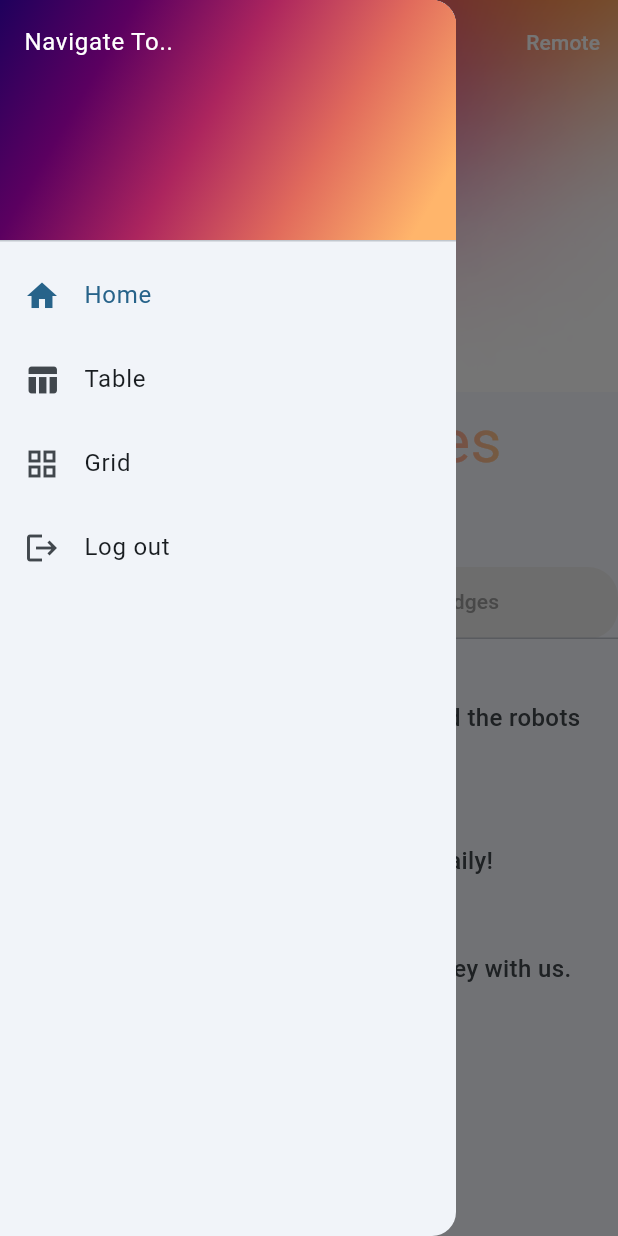
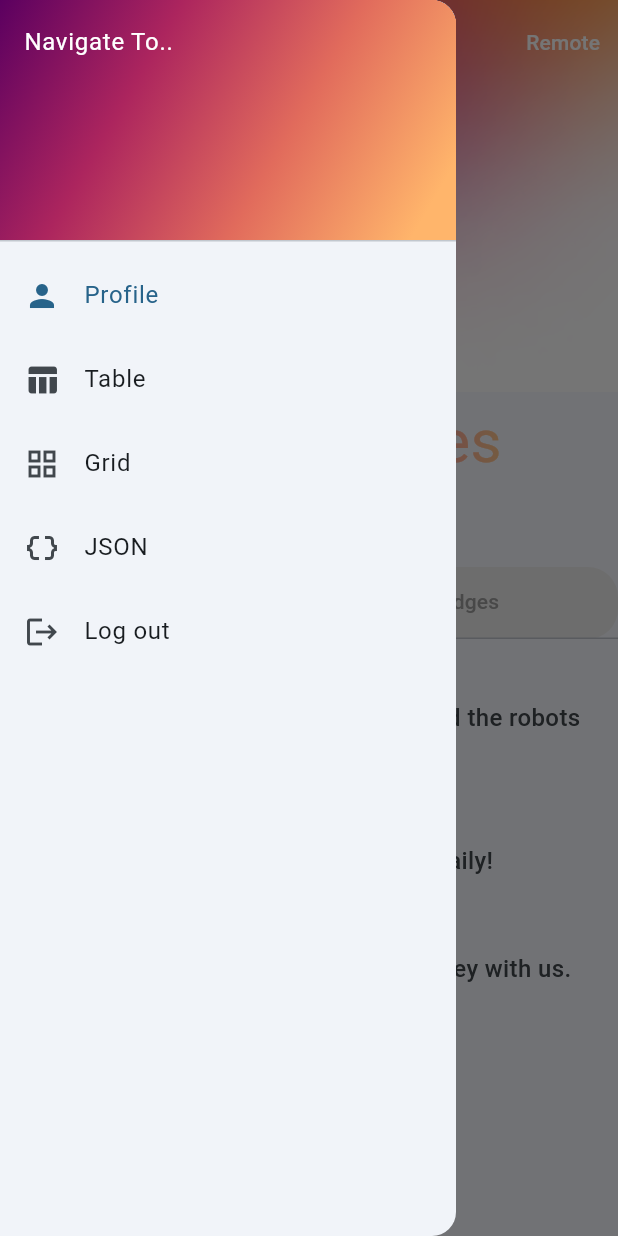
Before and after one commit to HydroRaptor/profile_remote_control, a Flutter app: the MyHomePage screen opened directly with empty values, with the side drawer open, on a phone screen of 412 x 824 dp. Run offline on Flutter 3.47's test engine with Material 3 defaults, Android fonts, the phone set to English and light mode, and no system bars; drawn by our look-alikes of simple_gradient_text; missing offline and left inert: flutter_joystick.

Commit message:
JSON now Working as intended

```diff
--- a/lib/Grid.dart
+++ b/lib/Grid.dart
@@ -17,7 +17,7 @@ class GridViewExampleApp extends StatelessWidget {
             padding: const EdgeInsets.all(12.0),
             gridDelegate: CustomGridDelegate(dimension: 240.0),
             // Try uncommenting some of these properties to see the effect on the grid:
-            // itemCount: 20, // The default is that the number of grid tiles is infinite.
+            itemCount: 30, // The default is that the number of grid tiles is infinite.
             // scrollDirection: Axis.horizontal, // The default is vertical.
             // reverse: true, // The default is false, going down (or left to right).
             itemBuilder: (BuildContext context, int index) {
--- a/lib/drawer.dart
+++ b/lib/myprofilewdrawer.dart
@@ -1,8 +1,8 @@
 import 'package:flutter/material.dart';
 // import 'package:flutter/widgets.dart';
-import 'package:profile_remote_control/Grid.dart';
+import 'package:profile_remote_control/grid.dart';
+import 'package:profile_remote_control/json.dart';
 import 'package:profile_remote_control/main.dart';
-// import 'package:flutter/widgets.dart';
 import 'package:profile_remote_control/remoteCtrl.dart';
 import 'package:profile_remote_control/table.dart';
 import 'package:simple_gradient_text/simple_gradient_text.dart';
@@ -10,13 +10,36 @@ import 'package:simple_gradient_text/simple_gradient_text.dart';
 class MyProfile extends StatelessWidget {
   const MyProfile({super.key});
 
-  static const appTitle = 'Drawer Demo';
+  static const appTitle = 'Profile w/ Drawer';
 
   @override
   Widget build(BuildContext context) {
-    return const MaterialApp(
+    return  const MaterialApp(
       title: appTitle,
-      home: MyHomePage(title: appTitle),
+      home:
+      MyHomePage(title: appTitle),
+        //        PopScope(
+
+        // canPop: () async {
+        // final difference = DateTime.now().difference(timeBackPressed);
+        // final isExitWarning = difference >= Duration(seconds: 2);
+
+        // timeBackPressed = DateTime.now();
+
+        // if (isExitWarning) {
+        // final message = 'Press back again to exit';
+        // ScaffoldMessenger.of(context).showSnackBar(
+        //                         const SnackBar(content: Text('Processing Data')),);
+
+        // return false;
+
+        // } else {
+        // Fluttertoast.concel();
+        // return true;
+        // }
+        // },
+    // child:
+    // ),
     );
   }
 }
@@ -31,36 +54,36 @@ class MyHomePage extends StatefulWidget {
 }
 
 class _MyHomePageState extends State<MyHomePage> {
-  // var cleaningHrs = 18;
-  bool water = true;
-  bool brush = false;
+
   bool buttonColor = true;
   bool buttonRemote = true;
-  int _selectedIndex = 0;
+  int selectedIndex = 0;
+  bool imgContain = false;
 
-  static const TextStyle optionStyle =
-      TextStyle(fontSize: 30, fontWeight: FontWeight.bold);
+  // static const TextStyle optionStyle =
+  //     TextStyle(fontSize: 30, fontWeight: FontWeight.bold);
   static const List<Widget> _widgetOptions = <Widget>[
-    // Text(
-    //   'Index 0: Home',
-    //   style: optionStyle,
-    // ),
+
     ProfileContent(),
-    // Text(
-    //   'Index 1: Business',
-    //   style: optionStyle,
-    // ),
+
     TableExample(),
-    // Text(
-    //   'Index 2: School',
-    //   style: optionStyle,
-    // ),
+
     GridViewExampleApp(),
+
+    MyJSONPage(),
+
   ];
 
   void _onItemTapped(int index) {
+    selectedIndex = index;
+      if(selectedIndex > 1) {
+        imgContain = false;
+
+      } else if(selectedIndex < 2) {
+        imgContain = true;
+      }
     setState(() {
-      _selectedIndex = index;
+
     });
   }
 
@@ -104,29 +127,17 @@ class _MyHomePageState extends State<MyHomePage> {
                 style: TextStyle(color: Colors.white),
               ),
             )
-            // IconButton(
-            //   icon: const Icon(
-            //     Icons.arrow_right,
-            //     color: Colors.white,
-            //   ),
-            //   tooltip: 'Real Remote Control',
-            //   onPressed: () {
-            //     Navigator.push(
-            //         context,
-            //         MaterialPageRoute(
-            //             builder: (context) => const RemoteCtrlApp()));
-            //   },
-            // ),
           ],
         ),
         body: Stack(
           children: [
-            const Image(
-              image: AssetImage('images/Grad_bg.png'),
-              fit: BoxFit.contain,
+             Image(
+              image: const AssetImage('images/Grad_bg.png'),
+              fit: imgContain ? BoxFit.contain : BoxFit.cover,
+
             ),
             SafeArea(
-              child: _widgetOptions[_selectedIndex],
+              child: _widgetOptions[selectedIndex],
             ),
           ],
         ),
@@ -144,7 +155,7 @@ class _MyHomePageState extends State<MyHomePage> {
                     begin: Alignment.topLeft,
                     end: Alignment(0.8, 1),
                     colors: <Color>[
-                      Color(0xff1f005c),
+                      // Color(0xff1f005c),
                       Color(0xff5b0060),
                       // Color(0xff870160),
                       Color(0xffac255e),
@@ -162,9 +173,9 @@ class _MyHomePageState extends State<MyHomePage> {
                 ),
               ),
               ListTile(
-                leading: const Icon(Icons.home),
-                title: const Text('Home'),
-                selected: _selectedIndex == 0,
+                leading: const Icon(Icons.person_sharp),
+                title: const Text('Profile'),
+                selected: selectedIndex == 0,
                 onTap: () {
                   // Update the state of the app
                   _onItemTapped(0);
@@ -175,7 +186,7 @@ class _MyHomePageState extends State<MyHomePage> {
               ListTile(
                 leading: const Icon(Icons.table_chart),
                 title: const Text('Table'),
-                selected: _selectedIndex == 1,
+                selected: selectedIndex == 1,
                 onTap: () {
                   // Update the state of the app
                   _onItemTapped(1);
@@ -191,7 +202,7 @@ class _MyHomePageState extends State<MyHomePage> {
               ListTile(
                 leading: const Icon(Icons.grid_view),
                 title: const Text('Grid'),
-                selected: _selectedIndex == 2,
+                selected: selectedIndex == 2,
                 onTap: () {
                   // Update the state of the app
                   _onItemTapped(2);
@@ -200,9 +211,20 @@ class _MyHomePageState extends State<MyHomePage> {
                 },
               ),
               ListTile(
+                leading: const Icon(Icons.data_object),
+                title: const Text('JSON'),
+                selected: selectedIndex == 3,
+                onTap: () {
+                  // Update the state of the app
+                  _onItemTapped(3);
+                  // Then close the drawer
+                  Navigator.pop(context);
+                },
+              ),
+              ListTile(
                 leading: const Icon(Icons.logout),
                 title: const Text('Log out'),
-                // selected: _selectedIndex == 3,
+                // selected: selectedIndex == 3,
                 onTap: () {
                   // Update the state of the app
                   // _onItemTapped(3);
@@ -301,10 +323,7 @@ class MyAppBar extends StatelessWidget {
             child: TabBar(
               unselectedLabelColor: Colors.grey,
               labelColor: Colors.lightBlue,
-              // unselectedLabelStyle: butt,///////////////////////////////
-
               indicatorSize: TabBarIndicatorSize.tab,
-              // automaticIndicatorColorAdjustment: true,
               indicator: BoxDecoration(
                 borderRadius: BorderRadius.circular(20), // Creates border
                 color: Colors.white,
--- a/lib/profile.dart
+++ b/lib/profile.dart
@@ -1,6 +1,6 @@
 // import 'package:flutter/cupertino.dart';
 import 'package:flutter/material.dart';
-import 'package:profile_remote_control/drawer.dart';
+import 'package:profile_remote_control/myprofilewdrawer.dart';
 // import 'package:profile_remote_control/RealRemoteCtrl.dart';
 import 'package:profile_remote_control/remoteCtrl.dart';
 // import 'package:profile_remote_control/remoteCtrl.dart';
--- /dev/null
+++ b/lib/user.dart
@@ -0,0 +1,18 @@
+class User {
+  final String utitle;
+  final String ubody;
+  final int id;
+
+  const User({
+    required this.utitle,
+    required this.ubody,
+    required this.id,
+
+
+  });
+
+  static User fromJson(json) => User(
+    id: json['id'],
+    utitle: json['title'],
+    ubody: json['body'],);
+}
--- a/pubspec.yaml
+++ b/pubspec.yaml
@@ -37,6 +37,7 @@ dependencies:
   # Use with the CupertinoIcons class for iOS style icons.
   # cupertino_icons: ^1.0.6
   flutter_joystick: ^0.0.4
+  http: ^1.2.1
 
 dev_dependencies:
   flutter_test:
```
Also changed, not shown: lib/json.dart (added, +73 -0 lines), lib/main.dart (+3 -45 lines), pubspec.lock.
